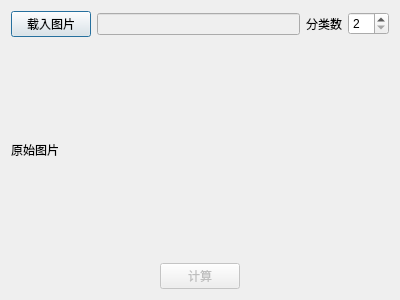
First picture: the form in K-mean_dialog_base.ui, repository tang-xy/ImprovedICP, before the edit.
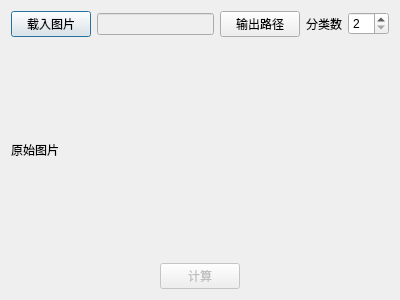
Second picture: the form after the edit.

Patch:
```diff
--- a/K-mean_dialog_base.ui
+++ b/K-mean_dialog_base.ui
@@ -18,7 +18,7 @@
     <layout class="QGridLayout" name="gridLayout_3">
      <item row="0" column="0">
       <layout class="QGridLayout" name="gridLayout">
-       <item row="0" column="3">
+       <item row="0" column="4">
         <widget class="QLabel" name="label_2">
          <property name="text">
           <string>分类数</string>
@@ -39,7 +39,7 @@
          </property>
         </widget>
        </item>
-       <item row="0" column="4">
+       <item row="0" column="5">
         <widget class="QSpinBox" name="spinBox">
          <property name="minimum">
           <number>2</number>
@@ -49,6 +49,13 @@
          </property>
         </widget>
        </item>
+       <item row="0" column="3">
+        <widget class="QPushButton" name="outputLayer">
+         <property name="text">
+          <string>输出路径</string>
+         </property>
+        </widget>
+       </item>
       </layout>
      </item>
      <item row="2" column="0">
```
